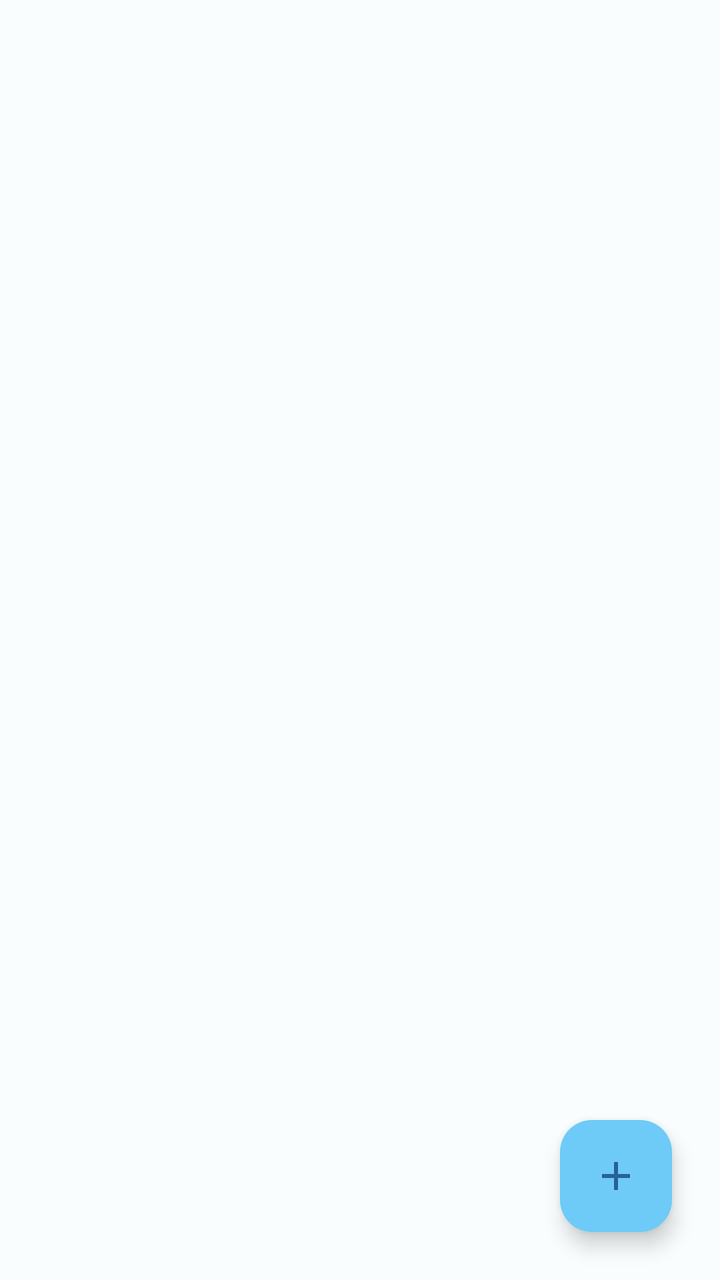
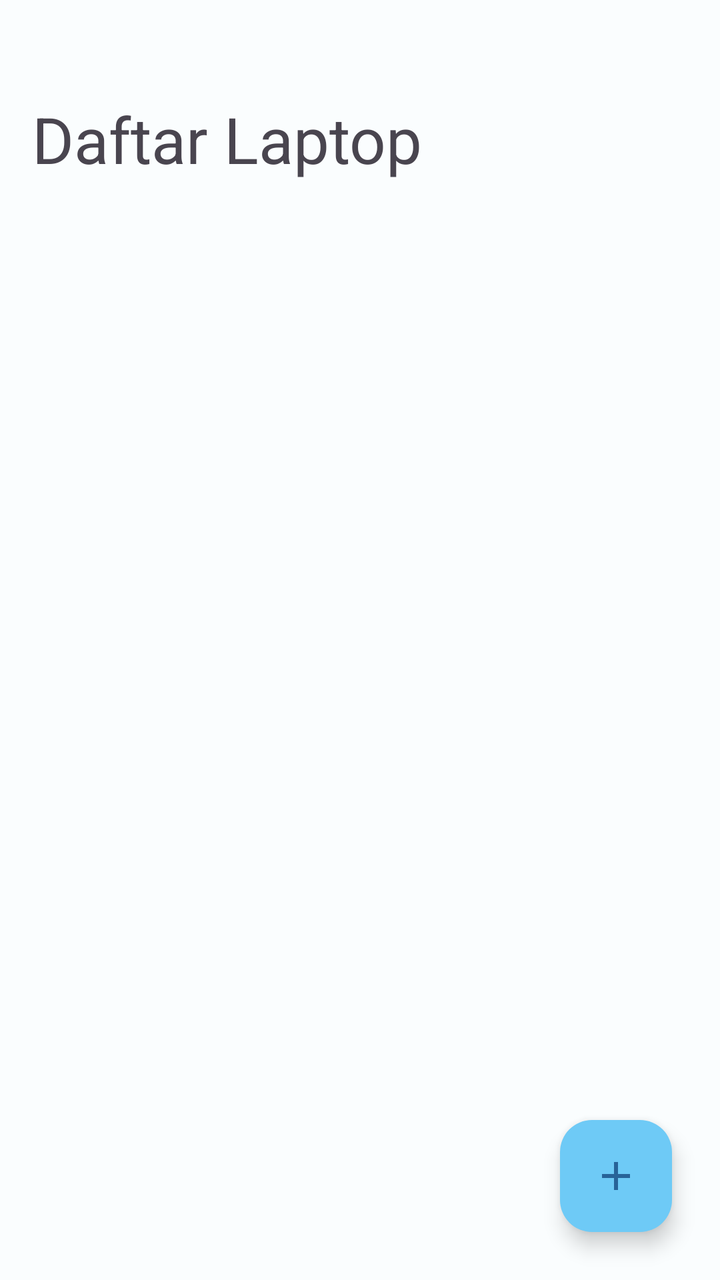

Screens rendered from an Android XML layout before and after an edit, with the pre-edit source and the edit as a unified diff.
<!-- AndroidManifest.xml: application theme Theme.LaptopMart -->
<!-- res/layout/fragment_list_laptop.xml -->
<?xml version="1.0" encoding="utf-8"?>
<androidx.constraintlayout.widget.ConstraintLayout xmlns:android="http://schemas.android.com/apk/res/android"
    xmlns:app="http://schemas.android.com/apk/res-auto"
    xmlns:tools="http://schemas.android.com/tools"
    android:id="@+id/main"
    android:layout_width="match_parent"
    android:layout_height="match_parent"
    android:background="@color/winter_white"
    tools:context=".laptop.ListLaptopFragment">

    <com.google.android.material.floatingactionbutton.FloatingActionButton
        android:id="@+id/btn_add"
        android:layout_width="wrap_content"
        android:layout_height="wrap_content"
        android:layout_margin="24dp"
        android:contentDescription="Add Laptop"
        app:layout_constraintBottom_toBottomOf="parent"
        app:layout_constraintEnd_toEndOf="parent"
        app:srcCompat="@drawable/ic_add" />

</androidx.constraintlayout.widget.ConstraintLayout>
<!-- resources referenced by this layout -->
<resources>
  <color name="winter_white">#FFFAFDFE</color>
  <style name="Theme.LaptopMart" parent="Theme.Material3.Light.NoActionBar">
          <item name="bottomNavigationStyle">@style/Widget.LaptopMart.BottomNavigationView</item>
          <item name="textInputStyle">@style/Widget.LaptopMart.TextInputLayout.OutlinedBox</item>
          <item name="materialButtonStyle">@style/Widget.LaptopMart.Button</item>
          <item name="materialButtonOutlinedStyle">@style/Widget.LaptopMart.Button.OutlinedButton
          </item>
          <item name="floatingActionButtonStyle">@style/Widget.LaptopMart.FloatingActionButton
          </item>
      </style>
  <style name="Widget.LaptopMart.BottomNavigationView" parent="Widget.Material3.BottomNavigationView">
          <item name="materialThemeOverlay">@style/ThemeOverlay.LaptopMart.BottomNavigationView</item>
      </style>
  <style name="Widget.LaptopMart.TextInputLayout.OutlinedBox" parent="Widget.Material3.TextInputLayout.OutlinedBox">
          <item name="materialThemeOverlay">
              @style/ThemeOverlay.LaptopMart.TextInputLayout.OutlinedBox
          </item>
          <item name="shapeAppearance">@style/ShapeAppearance.Material3.Corner.Full
          </item>
      </style>
  <style name="Widget.LaptopMart.Button" parent="Widget.Material3.Button">
          <item name="android:padding">16dp</item>
          <item name="android:textStyle">bold</item>
          <item name="android:textSize">16sp</item>
          <item name="materialThemeOverlay">@style/ThemeOverlay.LaptopMart.Button
          </item>
          <item name="buttonStyle">@style/Widget.Material3.Button</item>
      </style>
  <style name="Widget.LaptopMart.Button.OutlinedButton" parent="Widget.Material3.Button.OutlinedButton">
          <item name="materialThemeOverlay">@style/ThemeOverlay.LaptopMart.Button.OutlinedButton
          </item>
          <item name="strokeWidth">2dp</item>
          <item name="android:padding">16dp</item>
          <item name="android:textStyle">bold</item>
          <item name="android:textSize">16sp</item>
      </style>
  <style name="Widget.LaptopMart.FloatingActionButton" parent="Widget.Material3.FloatingActionButton.Primary">
          <item name="materialThemeOverlay">@style/ThemeOverlay.LaptopMart.FloatingActionButton
          </item>
          <item name="floatingActionButtonStyle">
              @style/Widget.Material3.FloatingActionButton.Primary
          </item>
      </style>
  <style name="ThemeOverlay.LaptopMart.BottomNavigationView" parent="">
          <item name="colorOnSecondaryContainer">@color/colorPrimary</item>
          <item name="colorSecondaryContainer">@color/sky_mist</item>
          <item name="colorSurfaceContainer">@color/minted_aqua</item>
          <item name="elevation">16dp</item>
      </style>
  <style name="ThemeOverlay.LaptopMart.Button" parent="ThemeOverlay.Material3.Button">
          <item name="colorContainer">@color/blue_ribbon</item>
          <item name="colorOnContainer">@color/winter_white</item>
      </style>
  <style name="ThemeOverlay.LaptopMart.Button.OutlinedButton" parent="ThemeOverlay.Material3.Button.TextButton">
          <item name="colorOnContainer">@color/blue_ribbon</item>
          <item name="colorOutline">@color/blue_ribbon</item>
      </style>
  <style name="ThemeOverlay.LaptopMart.FloatingActionButton" parent="">
          <item name="colorContainer">@color/blue_belle</item>
          <item name="colorOnContainer">@color/blue_ribbon</item>
      </style>
  <color name="sky_mist">#FFB3E7FF</color>
  <color name="minted_aqua">#FFE1F3F7</color>
  <color name="classic_french_gray">#FF9AA5AA</color>
  <color name="blue_ribbon">#FF286398</color>
  <color name="navy_blue">#FF243C4F</color>
  <color name="blue_belle">#FF6ECAF6</color>
  <!-- unchanged entries left out for length: 2 -->
</resources>

<!-- the commit's change to res/layout/fragment_list_laptop.xml (unified diff, before → after) -->
@@ -7,6 +7,35 @@
     android:layout_height="match_parent"
     android:background="@color/winter_white"
     tools:context=".laptop.ListLaptopFragment">
+
+    <androidx.core.widget.NestedScrollView
+        android:layout_width="match_parent"
+        android:layout_height="match_parent">
+
+        <LinearLayout
+            android:layout_width="match_parent"
+            android:layout_height="wrap_content"
+            android:layout_marginHorizontal="16dp"
+            android:orientation="vertical">
+
+            <TextView
+                android:layout_width="match_parent"
+                android:layout_height="wrap_content"
+                android:layout_marginTop="48dp"
+                android:text="Daftar Laptop"
+                android:textSize="32dp" />
+
+            <androidx.recyclerview.widget.RecyclerView
+                android:id="@+id/rv_laptops"
+                android:layout_width="match_parent"
+                android:layout_height="match_parent"
+                android:layout_marginTop="32dp"
+                app:layoutManager="androidx.recyclerview.widget.GridLayoutManager"
+                app:spanCount="2" />
+
+        </LinearLayout>
+
+    </androidx.core.widget.NestedScrollView>
 
     <com.google.android.material.floatingactionbutton.FloatingActionButton
         android:id="@+id/btn_add"
<!-- resource entries referenced after the edit -->
@@ -9,6 +9,7 @@
           </item>
           <item name="floatingActionButtonStyle">@style/Widget.LaptopMart.FloatingActionButton
           </item>
+          <item name="materialDividerStyle">@style/ThemeOverlay.LaptopMart.MaterialDivider</item>
       </style>
   <style name="Widget.LaptopMart.BottomNavigationView" parent="Widget.Material3.BottomNavigationView">
           <item name="materialThemeOverlay">@style/ThemeOverlay.LaptopMart.BottomNavigationView</item>
@@ -43,6 +44,9 @@
               @style/Widget.Material3.FloatingActionButton.Primary
           </item>
       </style>
+  <style name="ThemeOverlay.LaptopMart.MaterialDivider" parent="">
+          <item name="dividerColor">@color/classic_french_gray</item>
+      </style>
   <style name="ThemeOverlay.LaptopMart.BottomNavigationView" parent="">
           <item name="colorOnSecondaryContainer">@color/colorPrimary</item>
           <item name="colorSecondaryContainer">@color/sky_mist</item>
